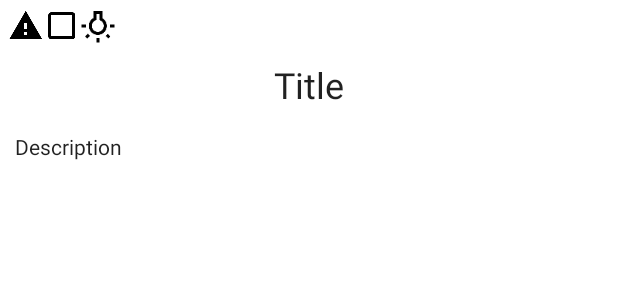
After one commit to santiDEV-spm/ToDoList, an Android app: the layout list_item.xml on its own in the app's theme, with its tools: preview values and no code run, on a phone screen of 412 x 824 dp. The commit adds this screen. Shown: the top 300 px of the screen. Run offline under Robolectric (Android 15) with nearby library versions, the phone set to English and light mode, and no system bars.

Commit message:
listview add

```diff
--- /dev/null
+++ b/app/src/main/res/layout/list_item.xml
@@ -0,0 +1,48 @@
+<?xml version="1.0" encoding="utf-8"?>
+<LinearLayout xmlns:android="http://schemas.android.com/apk/res/android"
+    android:layout_width="match_parent"
+    android:orientation="vertical"
+    android:layout_height="wrap_content">
+
+    <LinearLayout
+        android:layout_width="match_parent"
+        android:layout_height="wrap_content"
+        android:padding="5dp">
+
+        <ImageView
+            android:id="@+id/image_view_important"
+            android:layout_width="wrap_content"
+            android:layout_height="wrap_content"
+            android:src="@drawable/outline_warning_black_24"/>
+
+        <ImageView
+            android:id="@+id/image_view_todo"
+            android:layout_width="wrap_content"
+            android:layout_height="wrap_content"
+            android:src="@drawable/outline_check_box_outline_blank_black_24"/>
+
+        <ImageView
+            android:id="@+id/image_view_idea"
+            android:layout_width="wrap_content"
+            android:layout_height="wrap_content"
+            android:src="@drawable/outline_wb_incandescent_black_24"/>
+    </LinearLayout>
+
+    <TextView
+        android:id="@+id/text_view_title"
+        android:textAppearance="@style/TextAppearance.AppCompat.Headline"
+        android:text="@string/title_hint"
+        android:gravity="center"
+        android:padding="5dp"
+        android:layout_width="match_parent"
+        android:layout_height="wrap_content"/>
+
+    <TextView
+        android:id="@+id/text_view_description"
+        android:textAppearance="@style/TextAppearance.AppCompat.Body1"
+        android:text="@string/description_hint"
+        android:padding="10dp"
+        android:layout_width="match_parent"
+        android:layout_height="wrap_content"/>
+
+</LinearLayout>
```
Also changed, not shown: app/src/main/java/com/santidev/todolist/MainActivity.java (+19 -8 lines), app/src/main/java/com/santidev/todolist/NoteAdapter.java (added, +82 -0 lines), app/src/main/res/layout/activity_main.xml (+9 -11 lines).
